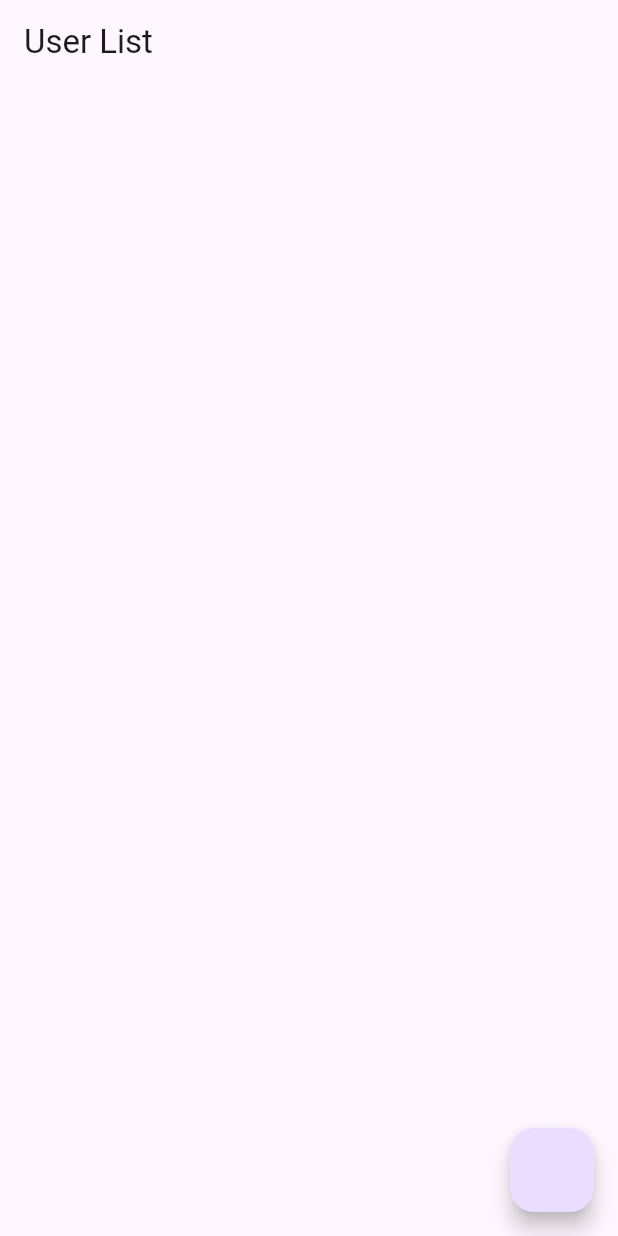
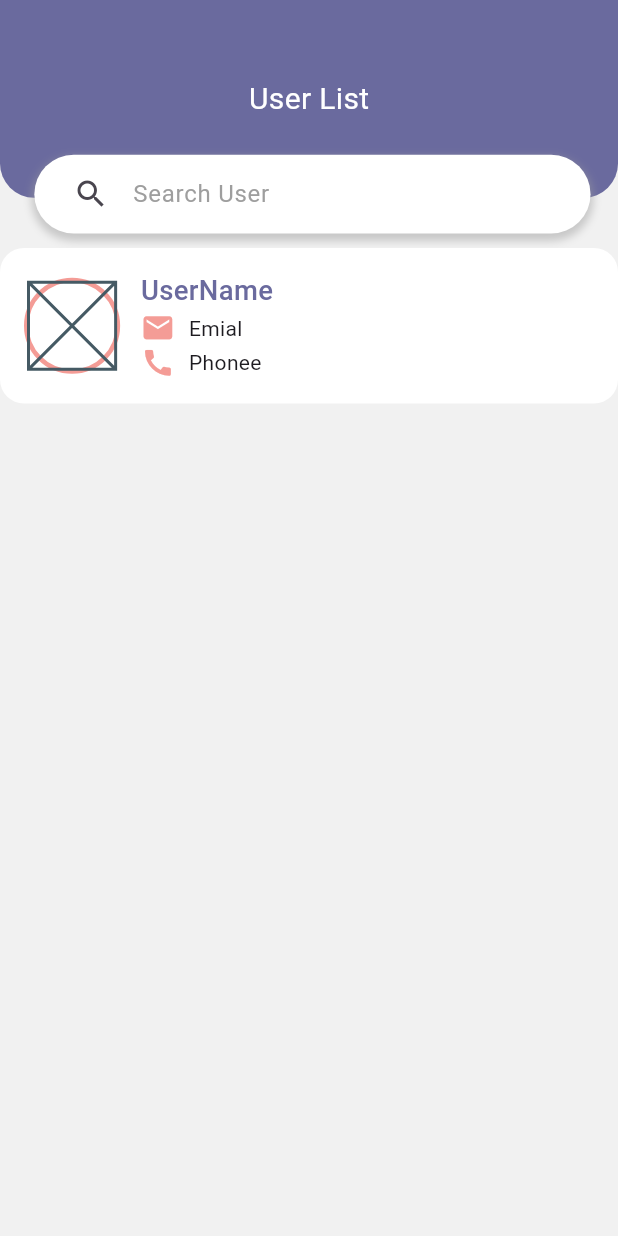
Before and after one commit to lajorr/luccy-onboarding, a Flutter app: the screen it shows after launch, on a phone screen of 412 x 824 dp. Run offline on Flutter 3.47's test engine with Material 3 defaults, Android fonts, the light colour scheme and no system bars; our stand-ins replace dartz, dio, flutter_bloc, flutter_screenutil, freezed_annotation, get_it.

Commit message:
appbar and list tile

```diff
--- /dev/null
+++ b/lib/contants/color_constants.dart
@@ -0,0 +1,8 @@
+import 'package:flutter/material.dart';
+
+class ColorConstants {
+  static Color primaryColor = const Color(0xff6a6a9e);
+  static Color accentColor = const Color(0xfff49c96);
+  static Color hintTextColor = Colors.grey;
+  static Color bgColor = const Color(0xfff1f1f1);
+}
--- a/lib/features/users/presentation/screens/user_list_screen.dart
+++ b/lib/features/users/presentation/screens/user_list_screen.dart
@@ -1,6 +1,8 @@
 import 'package:flutter/material.dart';
-import 'package:flutter_bloc/flutter_bloc.dart';
-import 'package:luccy_onboarding/features/users/presentation/bloc/user_bloc.dart';
+import 'package:flutter_screenutil/flutter_screenutil.dart';
+import 'package:luccy_onboarding/contants/color_constants.dart';
+import 'package:luccy_onboarding/features/users/presentation/widgets/appbar.dart';
+import 'package:luccy_onboarding/features/users/presentation/widgets/circular_container.dart';
 
 class UserListScreen extends StatelessWidget {
   const UserListScreen({super.key});
@@ -8,10 +10,80 @@ class UserListScreen extends StatelessWidget {
   @override
   Widget build(BuildContext context) {
     return Scaffold(
-      appBar: AppBar(title: const Text('User List')),
-      floatingActionButton: FloatingActionButton(onPressed: () {
-        context.read<UserBloc>().add(const GetUsersDataEvent());
-      }),
+      backgroundColor: ColorConstants.bgColor,
+      body: Column(
+        children: [
+          const MyAppbar(),
+          Container(
+            padding: const EdgeInsets.all(16),
+            decoration: BoxDecoration(
+              color: Colors.white,
+              borderRadius: BorderRadius.circular(16),
+            ),
+            child: Row(
+              children: [
+                const CircularContainer(
+                  child: Placeholder(),
+                ),
+                SizedBox(
+                  width: 12.w,
+                ),
+                Column(
+                  crossAxisAlignment: CrossAxisAlignment.start,
+                  children: [
+                    Text(
+                      "UserName",
+                      style: TextStyle(
+                        fontSize: 16.sp,
+                        fontWeight: FontWeight.w500,
+                        color: ColorConstants.primaryColor,
+                      ),
+                    ),
+                    const UserInfoTile(
+                      iconData: Icons.mail,
+                      info: "Emial",
+                    ),
+                    const UserInfoTile(
+                      iconData: Icons.call,
+                      info: "Phonee",
+                    ),
+                  ],
+                ),
+              ],
+            ),
+          ),
+        ],
+      ),
     );
   }
 }
+
+class UserInfoTile extends StatelessWidget {
+  const UserInfoTile({
+    super.key,
+    required this.iconData,
+    required this.info,
+  });
+
+  final IconData iconData;
+  final String info;
+
+  @override
+  Widget build(BuildContext context) {
+    return Row(
+      children: [
+        Icon(
+          iconData,
+          color: ColorConstants.accentColor,
+          size: 20.sp,
+        ),
+        SizedBox(
+          width: 8.w,
+        ),
+        Text(
+          info,
+        ),
+      ],
+    );
+  }
+}
--- /dev/null
+++ b/lib/features/users/presentation/widgets/appbar.dart
@@ -0,0 +1,46 @@
+import 'package:flutter/material.dart';
+import 'package:flutter_screenutil/flutter_screenutil.dart';
+import 'package:luccy_onboarding/contants/color_constants.dart';
+import 'package:luccy_onboarding/features/users/presentation/widgets/search_bar.dart';
+
+class MyAppbar extends StatelessWidget {
+  const MyAppbar({super.key});
+
+  @override
+  Widget build(BuildContext context) {
+    final media = MediaQuery.of(context).size;
+
+    return Container(
+      margin: EdgeInsets.only(bottom: 28.h),
+      child: Stack(
+        clipBehavior: Clip.none,
+        children: [
+          Container(
+            width: double.infinity,
+            height: media.height * 0.16,
+            decoration: BoxDecoration(
+                borderRadius: BorderRadius.only(
+                  bottomRight: Radius.circular(20.r),
+                  bottomLeft: Radius.circular(20.r),
+                ),
+                color: ColorConstants.primaryColor),
+            child: const Center(
+              child: Text(
+                'User List',
+                style: TextStyle(
+                  color: Colors.white,
+                  fontSize: 20,
+                ),
+              ),
+            ),
+          ),
+          Positioned(
+              bottom: -20.h,
+              child: MySearchBar(
+                media: media,
+              ))
+        ],
+      ),
+    );
+  }
+}
--- /dev/null
+++ b/lib/features/users/presentation/widgets/circular_container.dart
@@ -0,0 +1,28 @@
+import 'package:flutter/material.dart';
+import 'package:flutter_screenutil/flutter_screenutil.dart';
+import 'package:luccy_onboarding/contants/color_constants.dart';
+
+class CircularContainer extends StatelessWidget {
+  const CircularContainer({
+    super.key,
+    required this.child,
+  });
+
+  final Widget child;
+
+  @override
+  Widget build(BuildContext context) {
+    return Container(
+      height: 56.r,
+      width: 56.r,
+      decoration: BoxDecoration(
+        borderRadius: BorderRadius.circular(50.r),
+        border: Border.all(
+          color: ColorConstants.accentColor,
+          width: 3,
+        ),
+      ),
+      child: child,
+    );
+  }
+}
--- /dev/null
+++ b/lib/features/users/presentation/widgets/search_bar.dart
@@ -0,0 +1,38 @@
+import 'package:flutter/material.dart';
+import 'package:flutter_screenutil/flutter_screenutil.dart';
+import 'package:luccy_onboarding/contants/color_constants.dart';
+
+class MySearchBar extends StatelessWidget {
+  const MySearchBar({super.key, required this.media});
+  final Size media;
+
+  @override
+  Widget build(BuildContext context) {
+    return Container(
+      height: 44.h,
+      margin: EdgeInsets.symmetric(horizontal: 20.w),
+      padding: EdgeInsets.symmetric(horizontal: 12.w, vertical: 8.h),
+      width: media.width * 0.9,
+      decoration: BoxDecoration(
+          color: Colors.white,
+          borderRadius: BorderRadius.circular(30.r),
+          boxShadow: [
+            BoxShadow(
+              color: Colors.grey.withOpacity(0.5),
+              spreadRadius: 2,
+              blurRadius: 4,
+              offset: const Offset(0, 3),
+            ),
+          ]),
+      child: TextField(
+        decoration: InputDecoration(
+          border: const OutlineInputBorder(borderSide: BorderSide.none),
+          contentPadding: EdgeInsets.zero,
+          prefixIcon: const Icon(Icons.search),
+          hintText: "Search User",
+          hintStyle: TextStyle(color: ColorConstants.hintTextColor),
+        ),
+      ),
+    );
+  }
+}
--- a/lib/main.dart
+++ b/lib/main.dart
@@ -1,5 +1,6 @@
 import 'package:flutter/material.dart';
 import 'package:flutter_bloc/flutter_bloc.dart';
+import 'package:flutter_screenutil/flutter_screenutil.dart';
 import 'package:luccy_onboarding/features/users/presentation/bloc/user_bloc.dart';
 import 'package:luccy_onboarding/features/users/presentation/screens/user_list_screen.dart';
 import 'package:luccy_onboarding/injection_container.dart';
@@ -19,13 +20,20 @@ class MyApp extends StatelessWidget {
   Widget build(BuildContext context) {
     return BlocProvider(
       create: (context) => sl<UserBloc>(),
-      child: MaterialApp(
+      child: ScreenUtilInit(
+        designSize: const Size(360, 690),
+        minTextAdapt: true,
+        splitScreenMode: true,
+        builder: (context, child) => MaterialApp(
           title: 'Luccy Onboarding',
           theme: ThemeData(
             colorScheme: ColorScheme.fromSeed(seedColor: Colors.deepPurple),
             useMaterial3: true,
           ),
-          home: const UserListScreen()),
+          home: child,
+        ),
+        child: const UserListScreen(),
+      ),
     );
   }
 }
--- a/pubspec.yaml
+++ b/pubspec.yaml
@@ -39,6 +39,7 @@ dependencies:
   get_it: ^8.0.3
   freezed_annotation: ^2.4.4
   dartz: ^0.10.1
+  flutter_screenutil: ^5.9.3
 
 dev_dependencies:
   flutter_test:
```
Also changed, not shown: pubspec.lock.
